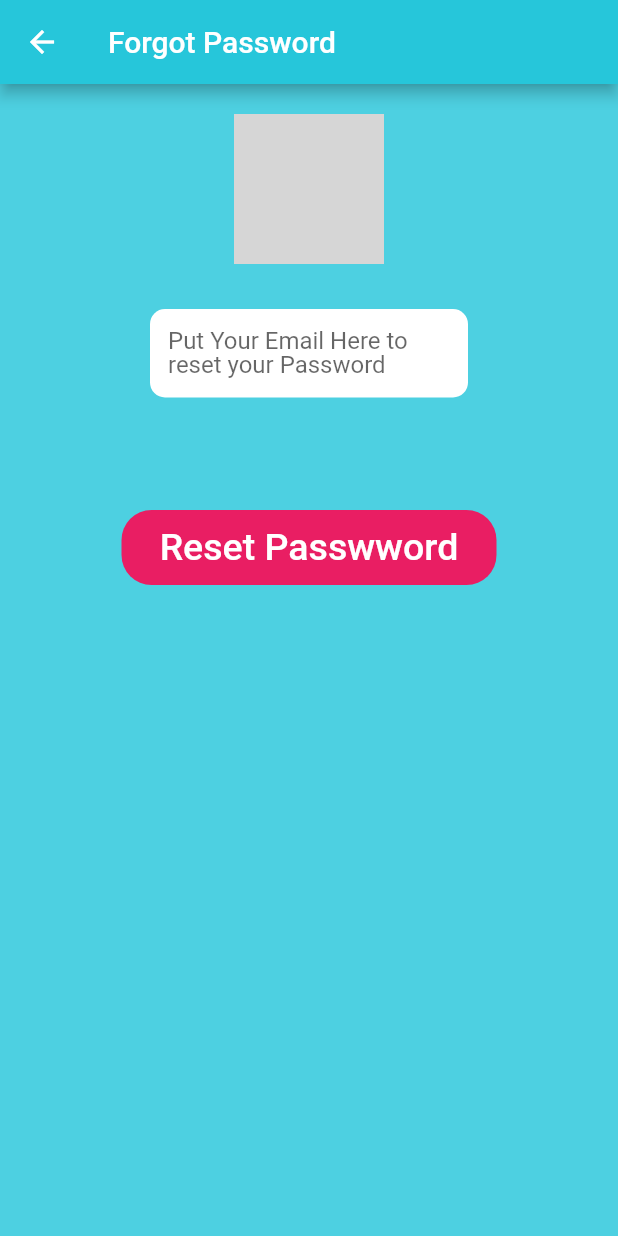
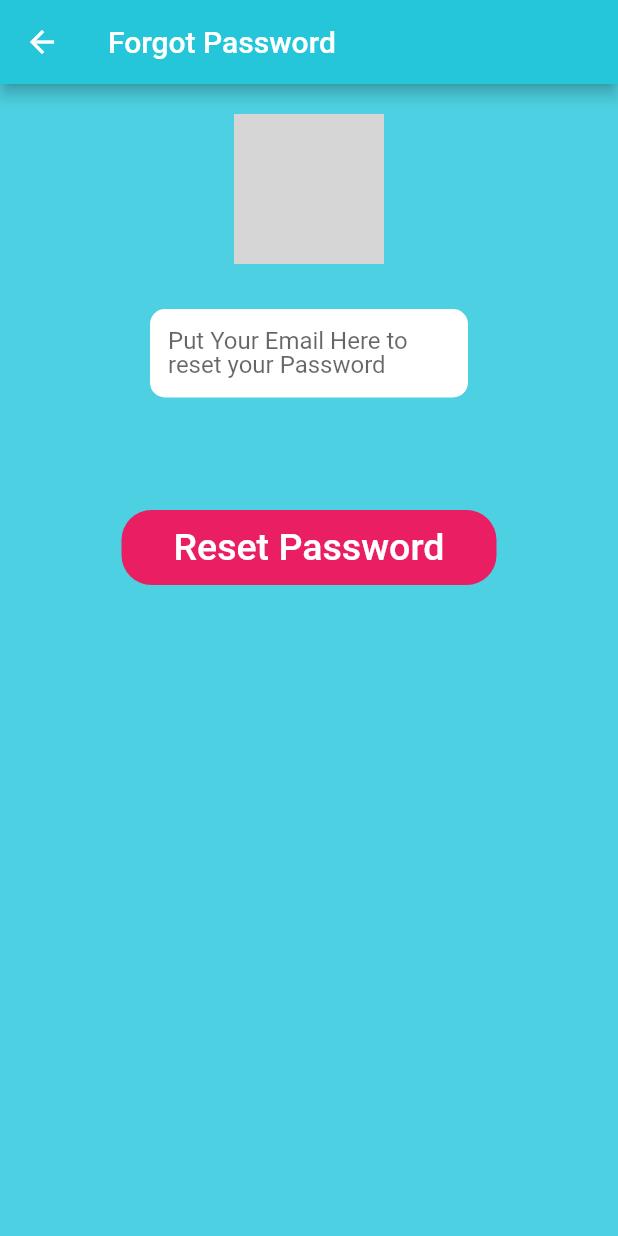
Before and after one commit to Hennoshin/gopharma, a Flutter app: the ForgotPass screen opened by its route, on a phone screen of 412 x 824 dp. Run offline on Flutter 3.47's test engine with Material 2 defaults, Android fonts, the phone set to English and light mode, and no system bars; our stand-ins replace cloud_firestore, firebase_auth, firebase_core, otp_text_field; accounts and stored records are empty; grey boxes are pictures that could not be loaded.

Commit message:
Fix typo

```diff
--- a/lib/screens/forgotpass.dart
+++ b/lib/screens/forgotpass.dart
@@ -79,7 +79,7 @@ class _ForgotPassState extends State<ForgotPass> {
                   _resetPassword(context);
                 },
                 child: const Text(
-                  'Reset Passwword',
+                  'Reset Password',
                   style: TextStyle(color: Colors.white, fontSize: 25),
                 ),
               ),
```
